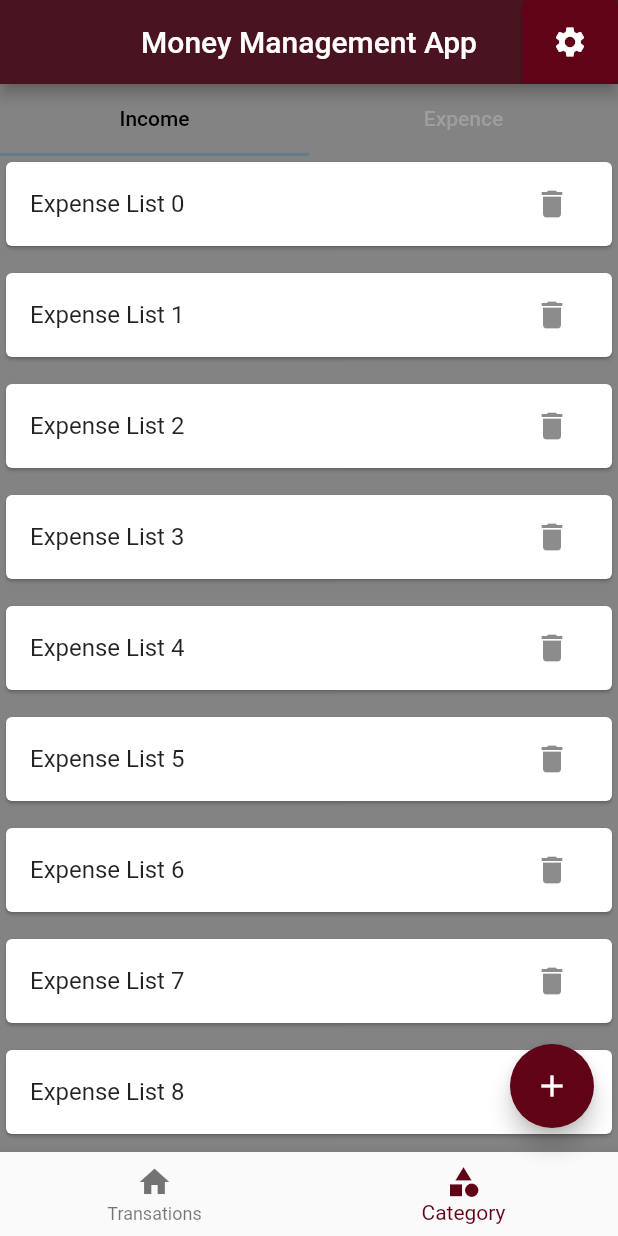
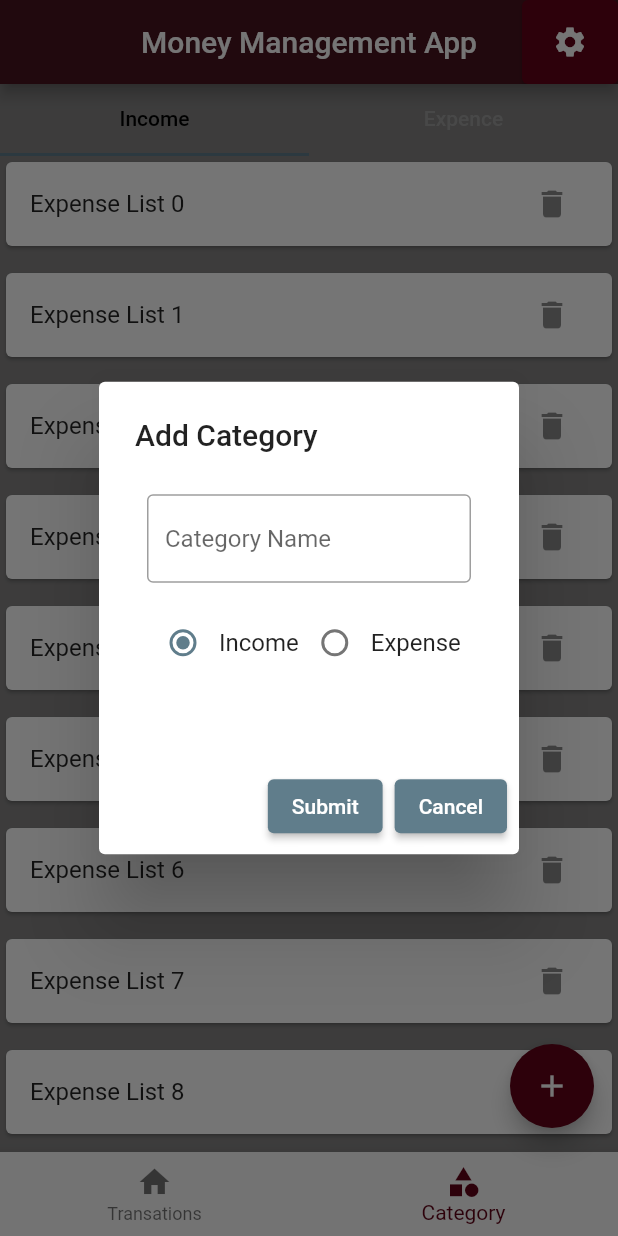
Before and after one commit to jonajoy142/Simple-Money-Management-App, a Flutter app: the screen it shows after launch, item 2 of the bottom bar chosen, after a tap on the "add" icon, on a phone screen of 412 x 824 dp. Run offline on Flutter 3.47's test engine with Material 2 defaults, Android fonts, the phone set to English and light mode, and no system bars; our stand-ins replace cloud_firestore, firebase_core; accounts and stored records are empty.

Commit message:
category page

```diff
--- /dev/null
+++ b/lib/database/category.dart
@@ -0,0 +1,29 @@
+import 'package:money_management/models/category.dart';
+import 'package:cloud_firestore/cloud_firestore.dart';
+
+final FirebaseFirestore _db = FirebaseFirestore.instance;
+
+abstract class CategoryDbFuctions {
+ Future< List<CategoryModel>> getCategories();
+  Future<void> insertCategory(CategoryModel value);
+}
+
+class CategoryDB implements CategoryDbFuctions {
+  @override
+  Future<void> insertCategory(CategoryModel value) async {
+    await _db.collection("categoryList").add(value.toMap());
+
+    // .doc(value.uid)
+    // .set({'name': value.name, 'deleted': value.isDeleted, 'type': value.type});
+  }
+
+
+  @override
+   Future<List<CategoryModel>> getCategories() async {
+    QuerySnapshot<Map<String, dynamic>> snapshot =
+        await _db.collection("categoryList").get();
+    return snapshot.docs
+        .map((docSnapshot) => CategoryModel.fromDocumentSnapshot(docSnapshot,false))
+        .toList();
+  }
+}
--- a/lib/main.dart
+++ b/lib/main.dart
@@ -1,7 +1,13 @@
+import 'package:firebase_core/firebase_core.dart';
 import 'package:flutter/material.dart';
+import 'package:money_management/firebase_options.dart';
 import 'package:money_management/screens/Home/homeScreen.dart';
 
-void main() {
+void main() async {
+  WidgetsFlutterBinding.ensureInitialized();
+  await Firebase.initializeApp(
+    options: DefaultFirebaseOptions.currentPlatform,
+);
   runApp(const MyApp());
 }
 
--- /dev/null
+++ b/lib/models/category.dart
@@ -0,0 +1,34 @@
+// ignore_for_file: empty_constructor_bodies
+
+import 'package:cloud_firestore/cloud_firestore.dart';
+
+// enum CategoryType { income, expense }
+
+class CategoryModel {
+  final String? uid;
+  final String name;
+  final bool isDeleted;
+  final String type;
+
+  CategoryModel({
+    this.uid,
+    required this.name,
+    this.isDeleted = false,
+    required this.type,
+  });
+
+  @override
+  String toString() {
+    return '$name  $type';
+  }
+
+  Map<String, dynamic> toMap() {
+    return {"name": name, "uid": uid, "deleted": isDeleted, "type": type};
+  }
+
+  CategoryModel.fromDocumentSnapshot(
+      DocumentSnapshot<Map<String, dynamic>> doc, this.isDeleted)
+      : uid = doc.id,
+        name = doc.data()!['name'],
+        type = doc.data()!['type'];
+}
--- a/lib/screens/Home/homeScreen.dart
+++ b/lib/screens/Home/homeScreen.dart
@@ -2,8 +2,11 @@
 import 'package:flutter/material.dart';
 import 'package:flutter/src/widgets/container.dart';
 import 'package:flutter/src/widgets/framework.dart';
+import 'package:money_management/database/category.dart';
+import 'package:money_management/models/category.dart';
 import 'package:money_management/screens/BottomNavigation/bottomNavigation.dart';
 import 'package:money_management/screens/category/category.dart';
+import 'package:money_management/screens/category/category_add.dart';
 import 'package:money_management/screens/transactions/transactions.dart';
 
 class HomeScreen extends StatelessWidget {
@@ -35,7 +38,6 @@ class HomeScreen extends StatelessWidget {
         ],
       ),
       body: Center(
-
           child: ValueListenableBuilder(
         valueListenable: selectedIndex,
         builder: (BuildContext context, int updatedIndex, _) {
@@ -45,11 +47,15 @@ class HomeScreen extends StatelessWidget {
       floatingActionButton: FloatingActionButton(
         onPressed: () {
           if (selectedIndex.value == 0) {
-
             print("transatuions");
           } else {
+            print("category list");
 
-            print("category");
+            openDilougeBox(context);
+            // final _sample =
+            //     CategoryModel(
+            //      uid: DateTime.now().millisecondsSinceEpoch.toString(), name: 'travel', type: 'income',isDeleted: false);
+            // CategoryDB().insertCategory(_sample);
           }
         },
         child: Icon(Icons.add),
--- a/lib/screens/category/category.dart
+++ b/lib/screens/category/category.dart
@@ -3,6 +3,7 @@
 import 'package:flutter/material.dart';
 import 'package:flutter/src/widgets/container.dart';
 import 'package:flutter/src/widgets/framework.dart';
+import 'package:money_management/database/category.dart';
 import 'package:money_management/screens/category/expence_list.dart';
 import 'package:money_management/screens/category/income_list.dart';
 
@@ -24,6 +25,10 @@ class _CategoryScreenState extends State<CategoryScreen>
   @override
   void initState() {
     _tabController = TabController(length: 2, vsync: this);
+    CategoryDB().getCategories().then((value) {
+      print("category list");
+      print(value.toString());
+    });
     super.initState();
   }
 
@@ -45,9 +50,7 @@ class _CategoryScreenState extends State<CategoryScreen>
               ),
             ]),
         Expanded(
-          child: TabBarView(
-            controller: _tabController,
-            children: const[
+          child: TabBarView(controller: _tabController, children: const [
             IncomeList(),
             ExpenseList(),
           ]),
--- /dev/null
+++ b/lib/screens/category/category_add.dart
@@ -0,0 +1,83 @@
+import 'package:flutter/material.dart';
+
+ValueNotifier<String> selectedIndex = ValueNotifier('Income');
+Future<void> openDilougeBox(BuildContext context) {
+  return showDialog(
+      context: context,
+      builder: (context) {
+        return AlertDialog(
+          title: Text('Add Category'),
+          content: Container(
+            height: 160,
+            child: Column(
+              children:  [
+             const Padding(
+                padding: const EdgeInsets.all(8.0),
+                child: const  TextField(
+                    // controller: _nameController,
+                    decoration: InputDecoration(hintText: 'Category Name',border: OutlineInputBorder()),
+
+                  ),
+              ),
+                Padding(
+                  padding: const EdgeInsets.all(8.0),
+
+                  child: Row(
+                    children: [
+                      RaadioButton(type: 'Income', title: 'Income'),
+                      RaadioButton(type: 'Expense', title: 'Expense')
+                    ],
+                  ),
+                ),
+
+              ],
+            ),
+          ),
+          actions: [
+            ElevatedButton(
+                onPressed: () {
+                  // submit(context);
+                  // Navigator.of(context).pop(context);
+                  // print(userId);
+                },
+                child: Text('Submit')),
+            ElevatedButton(
+                onPressed: () {
+                  Navigator.of(context).pop(context);
+                },
+                child: Text('Cancel'))
+          ],
+        );
+      });
+}
+
+class RaadioButton extends StatelessWidget {
+  final String type;
+  final String title;
+
+  const RaadioButton({super.key, required this.type, required this.title});
+
+  @override
+  Widget build(BuildContext context) {
+    return Row(
+      children: [
+        ValueListenableBuilder(
+            valueListenable: selectedIndex,
+            builder: ((BuildContext context , String newCat, _) {
+              return Radio<String>(
+                  value: type,
+                  groupValue: selectedIndex.value,
+                  onChanged: ((value) {
+                    if (value == null) return;
+                    selectedIndex.value = value;
+                    selectedIndex.notifyListeners();
+
+                  }));
+
+            })),
+            Text(title)
+
+      ],
+    );
+  }
+}
--- a/pubspec.yaml
+++ b/pubspec.yaml
@@ -36,6 +36,8 @@ dependencies:
   # The following adds the Cupertino Icons font to your application.
   # Use with the CupertinoIcons class for iOS style icons.
   cupertino_icons: ^1.0.2
+  firebase_core: ^2.1.1
+  cloud_firestore: ^4.0.3
 
 dev_dependencies:
   flutter_test:
```
Also changed, not shown: lib/firebase_options.dart (added), lib/models/transactions.dart (added), pubspec.lock, 6 other files. Lines whose indentation alone changed are shown as unchanged.
